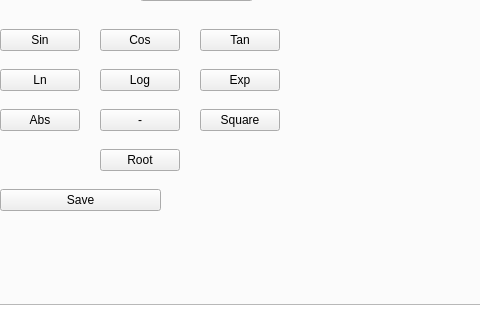
milalukic/matfHub, file matfHub/mainwindow.ui: the form before one commit; both pictures show x 510 to 990 and y 132 to 452 of the 1315 by 845 pixel window.
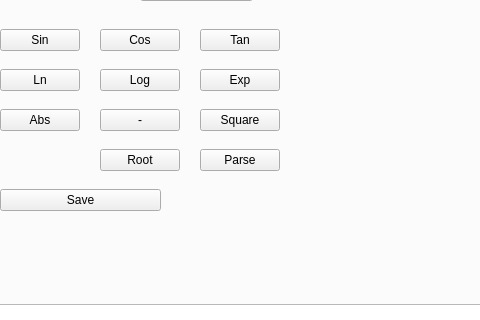
The form after the commit. Icons and pictures are not drawn.

Patch:
```diff
--- a/matfHub/mainwindow.ui
+++ b/matfHub/mainwindow.ui
@@ -2529,6 +2529,19 @@
              <string>Save</string>
             </property>
            </widget>
+           <widget class="QPushButton" name="pbPlotParse">
+            <property name="geometry">
+             <rect>
+              <x>690</x>
+              <y>190</y>
+              <width>80</width>
+              <height>22</height>
+             </rect>
+            </property>
+            <property name="text">
+             <string>Parse</string>
+            </property>
+           </widget>
           </widget>
           <widget class="QWidget" name="page_4">
            <widget class="QLineEdit" name="leStat">
```
